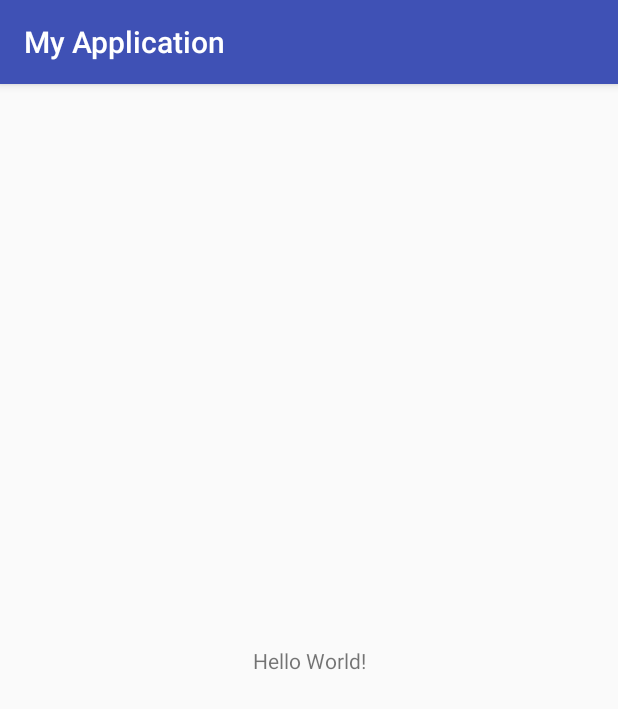
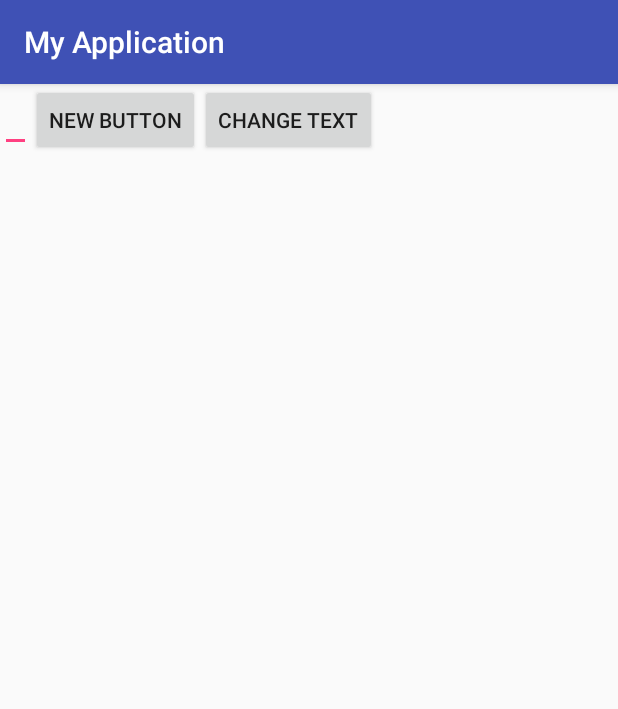
Before and after one commit to TheikChan/EspressoTest, an Android app: the screen it shows after launch (MainActivity), on a phone screen of 412 x 824 dp. Shown: the top 709 px of the screen. Run offline under Robolectric (Android 15) with nearby library versions, the phone set to English and light mode, and no system bars.

Commit message:
run first main activity test

```diff
--- a/app/src/main/AndroidManifest.xml
+++ b/app/src/main/AndroidManifest.xml
@@ -16,6 +16,8 @@
                 <category android:name="android.intent.category.LAUNCHER"/>
             </intent-filter>
         </activity>
+        <activity android:name=".SecontActivity">
+        </activity>
     </application>
 
 </manifest>
--- a/app/src/main/res/layout/activity_main.xml
+++ b/app/src/main/res/layout/activity_main.xml
@@ -1,19 +1,23 @@
-<?xml version="1.0" encoding="utf-8"?>
-<android.support.constraint.ConstraintLayout
-    xmlns:android="http://schemas.android.com/apk/res/android"
-    xmlns:app="http://schemas.android.com/apk/res-auto"
-    xmlns:tools="http://schemas.android.com/tools"
-    android:layout_width="match_parent"
-    android:layout_height="match_parent"
-    tools:context="com.theikchan.myapplication.MainActivity">
+<LinearLayout xmlns:android="http://schemas.android.com/apk/res/android"
+              xmlns:tools="http://schemas.android.com/tools"
+              android:layout_width="match_parent"
+              android:layout_height="match_parent"
+    >
 
-    <TextView
+    <EditText
+        android:id="@+id/inputField"
+        android:layout_width="wrap_content"
+        android:layout_height="wrap_content" />
+
+    <Button
+        android:id="@+id/changeText"
         android:layout_width="wrap_content"
         android:layout_height="wrap_content"
-        android:text="Hello World!"
-        app:layout_constraintBottom_toBottomOf="parent"
-        app:layout_constraintLeft_toLeftOf="parent"
-        app:layout_constraintRight_toRightOf="parent"
-        app:layout_constraintTop_toTopOf="parent"/>
+        android:text="New Button" android:onClick="onClick"/>
 
-</android.support.constraint.ConstraintLayout>
+    <Button
+        android:id="@+id/switchActivity"
+        android:layout_width="wrap_content"
+        android:layout_height="wrap_content"
+        android:text="Change Text" android:onClick="onClick"/>
+</LinearLayout>
```
Also changed, not shown: app/src/main/java/com/theikchan/myapplication/MainActivity.java (+21 -0 lines).
